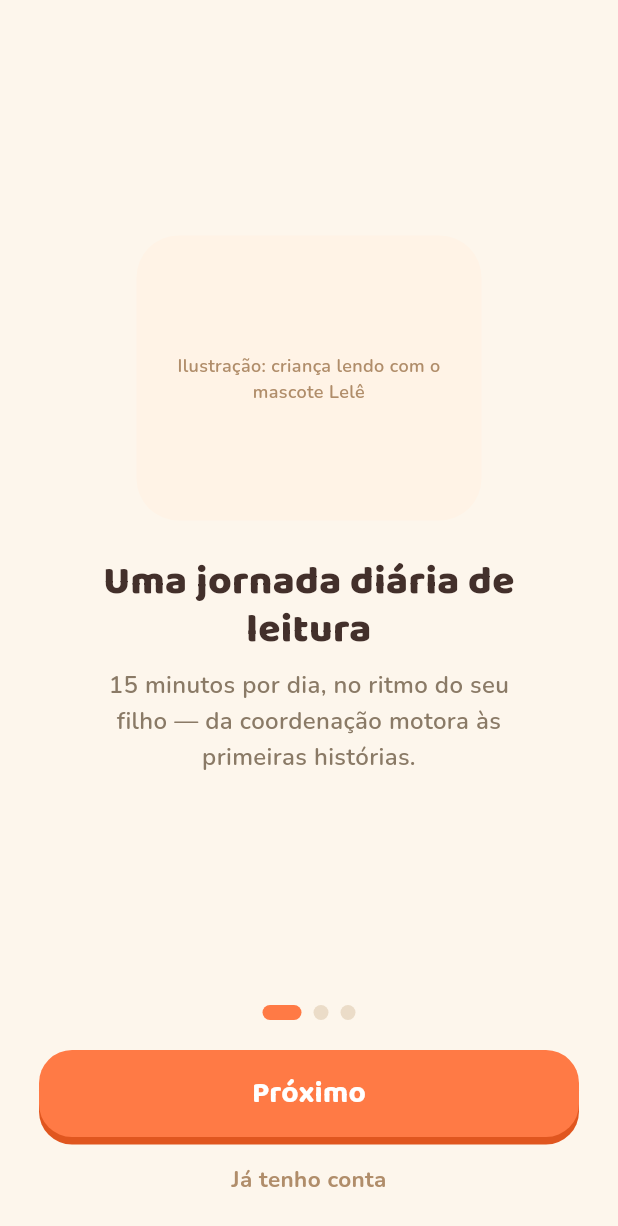
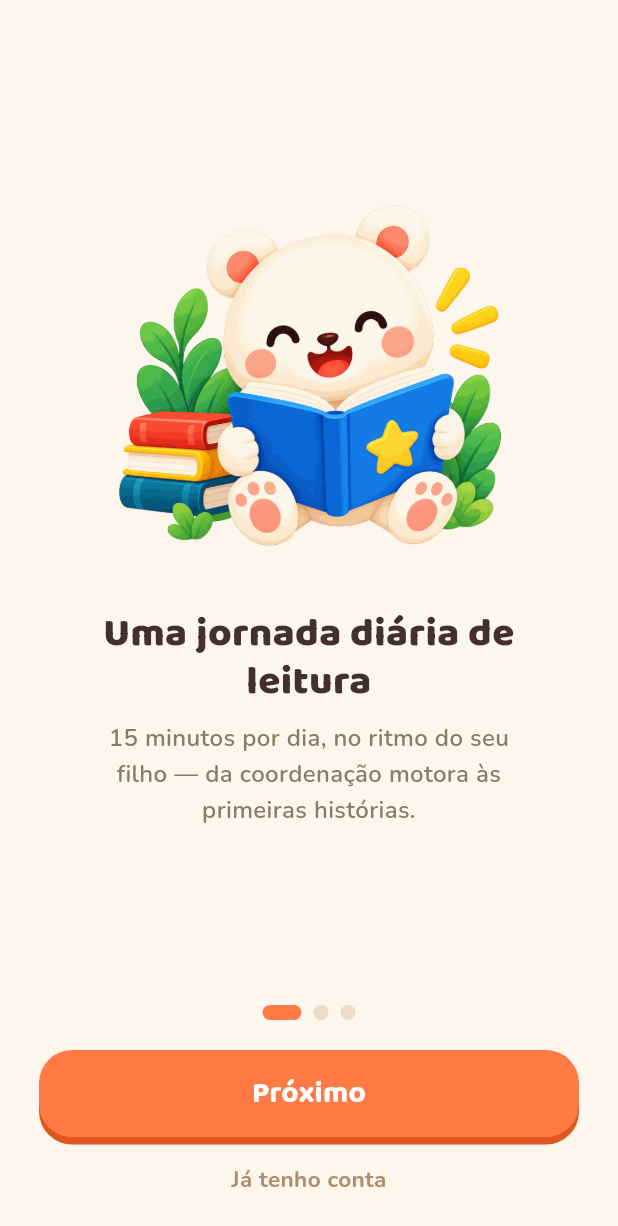
Before and after one commit to DenysMenfredy/app-kids, a Flutter app: the WelcomeScreen screen opened by its route, on a phone screen of 412 x 824 dp. Shown: the top 1226 px of the screen. Run offline on Flutter 3.47's test engine with Material 3 defaults, Android fonts, the phone set to English and light mode, and no system bars; our stand-ins replace cloud_firestore, cloud_functions, equatable, firebase_auth, firebase_core, flutter_riverpod and 3 more; accounts and stored records are empty.

Commit message:
Use the real illustrations on the onboarding slides
Replaces the three placeholder caption boxes on the welcome carousel with
the supplied art.

Mapped by what each picture shows rather than by filename, which is what the
design's own placeholder captions asked for — slide 1 wanted "criança lendo
com o mascote Lelê" and slide 3 "família acompanhando o progresso":

  1  Uma jornada diária de leitura  → the mascot reading, stack of books
  2  Brincadeiras que ensinam       → child with the ABC blocks
  3  Pais sempre por perto          → parent and child at the tablet

The source art is ~1250px and 1.2 MB each. It ships resized to 750px — the
slide renders at 260 — and quantised to a 256-colour palette, which is
visually lossless on flat illustration: 3.6 MB becomes 172 KB. The originals
are drop-off artifacts and stay out of the repo, like the content bundles.

Checked in a browser rather than inferred, which turned up something the
tests can't see: each slide opened with an empty gap where the picture
belongs, because the decode only starts when that slide builds. The three
are precached on the welcome screen now.

Each slide also carries a semanticLabel, so the illustration is described
rather than skipped by a screen reader.

84 tests, analyze clean.

Co-Authored-By: Claude Opus 5 <noreply@anthropic.com>
Claude-Session: https://claude.ai/code/session_01A5Fnmqcd5u892hAo1bvyq5

```diff
--- a/lele/lib/features/onboarding/presentation/welcome_screen.dart
+++ b/lele/lib/features/onboarding/presentation/welcome_screen.dart
@@ -7,31 +7,42 @@ import '../../../core/theme/app_text_styles.dart';
 import '../../../core/widgets/lele_button.dart';
 
 class _Slide {
-  const _Slide(this.imageLabel, this.title, this.body);
+  const _Slide({
+    required this.image,
+    required this.semanticLabel,
+    required this.title,
+    required this.body,
+  });
 
-  final String imageLabel;
+  final String image;
+
+  /// Read aloud in place of the illustration by a screen reader.
+  final String semanticLabel;
   final String title;
   final String body;
 }
 
 const _slides = [
   _Slide(
-    'Ilustração: criança lendo com o mascote Lelê',
-    'Uma jornada diária de leitura',
-    '15 minutos por dia, no ritmo do seu filho — da coordenação motora às '
-        'primeiras histórias.',
+    image: 'assets/images/onboarding/mascot_reading.png',
+    semanticLabel: 'O mascote Lelê lendo um livro, cercado de livros',
+    title: 'Uma jornada diária de leitura',
+    body: '15 minutos por dia, no ritmo do seu filho — da coordenação motora '
+        'às primeiras histórias.',
   ),
   _Slide(
-    'Ilustração: atividades de tocar, ligar e traçar',
-    'Brincadeiras que ensinam',
-    'Tocar, ligar, traçar e escutar. Atividades curtas e divertidas, feitas '
-        'para mãozinhas.',
+    image: 'assets/images/onboarding/letter_blocks.png',
+    semanticLabel: 'Criança sorrindo entre blocos com as letras A, B e C',
+    title: 'Brincadeiras que ensinam',
+    body: 'Tocar, ligar, traçar e escutar. Atividades curtas e divertidas, '
+        'feitas para mãozinhas.',
   ),
   _Slide(
-    'Ilustração: família acompanhando o progresso',
-    'Pais sempre por perto',
-    'Acompanhe o progresso, sem ranking e sem distração. Seguro e pensado '
-        'para o Brasil.',
+    image: 'assets/images/onboarding/reading_together.png',
+    semanticLabel: 'Pai e filha lendo juntos no tablet',
+    title: 'Pais sempre por perto',
+    body: 'Acompanhe o progresso, sem ranking e sem distração. Seguro e '
+        'pensado para o Brasil.',
   ),
 ];
 
@@ -47,6 +58,17 @@ class _WelcomeScreenState extends State<WelcomeScreen> {
   int _step = 0;
 
   bool get _isLast => _step == _slides.length - 1;
+
+  @override
+  void didChangeDependencies() {
+    super.didChangeDependencies();
+    // Decode all three up front. Without this each slide shows an empty gap
+    // where the illustration belongs the first time it is swiped to, because
+    // the decode only starts when the slide is built.
+    for (final slide in _slides) {
+      precacheImage(AssetImage(slide.image), context);
+    }
+  }
 
   @override
   void dispose() {
@@ -141,22 +163,15 @@ class _SlideView extends StatelessWidget {
     return Column(
       mainAxisAlignment: MainAxisAlignment.center,
       children: [
-        Container(
-          width: 230,
-          height: 190,
-          alignment: Alignment.center,
-          padding: const EdgeInsets.all(12),
-          decoration: BoxDecoration(
-            color: AppColors.selectedFill,
-            borderRadius: BorderRadius.circular(28),
-          ),
-          child: Text(
-            slide.imageLabel,
-            textAlign: TextAlign.center,
-            style: AppTextStyles.nunito(
-              12,
-              color: AppColors.textFaint,
-            ),
+        // The art is taller than the old placeholder box and carries its own
+        // transparent background, so it sits on the cream page directly
+        // rather than inside a tinted card.
+        Flexible(
+          child: Image.asset(
+            slide.image,
+            height: 260,
+            fit: BoxFit.contain,
+            semanticLabel: slide.semanticLabel,
           ),
         ),
         const SizedBox(height: 24),
--- a/lele/pubspec.yaml
+++ b/lele/pubspec.yaml
@@ -28,6 +28,9 @@ dev_dependencies:
 flutter:
   uses-material-design: true
 
+  assets:
+    - assets/images/onboarding/
+
   fonts:
     - family: Baloo 2
       fonts:
```
Also changed, not shown: lele/assets/images/onboarding/letter_blocks.png (added), lele/assets/images/onboarding/mascot_reading.png (added), lele/assets/images/onboarding/reading_together.png (added), 2 other files.
